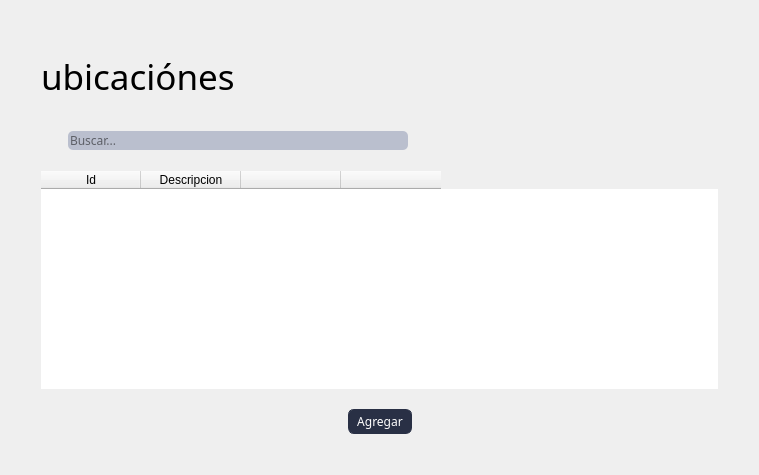
Above: blustock/ui/screens_uis/ubicaciones.ui from MaxAPBusiness/Blustock before the change. Below: the same form after it.
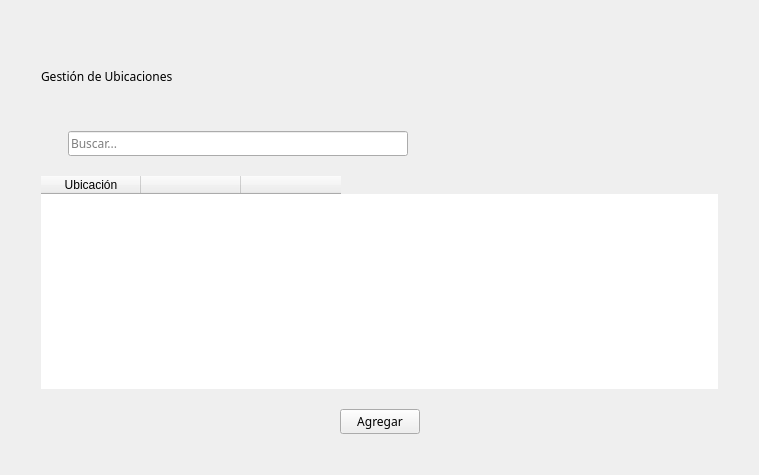
That is the form after the change. Icons and pictures are not drawn.

Commit message: Conecté la pantalla de ubicaciones.

Diff of the .ui file:
```diff
--- a/blustock/ui/screens_uis/ubicaciones.ui
+++ b/blustock/ui/screens_uis/ubicaciones.ui
@@ -14,133 +14,7 @@
    <string>Form</string>
   </property>
   <property name="styleSheet">
-   <string notr="true">*{
-    font-family: 'Oswald', sans-serif;
-    font-weight: 400;
-}
-
-QMenuBar{
-    background-color: #293045;
-    padding: 0;    
-    font-size: 14px;
-    color:white;
-}
-
-QMenuBar:item{
-    padding: 17px;
-    border-radius: 10px;
-
-}
-
-QMenuBar:item:selected{
-    background-color: #768AC5;
-    color:black;
-    border-radius: 5px;
-    margin: 10px;
-    
-    
-
-}
-
-QMenu{
-    background-color: #293045;
-
-    color: white;
-}
-
-QMenu:item{
-    padding: 5px;
-    border-radius: 5px;
-}
-
-QMenu:item:selected{
-    background-color: #768AC5;
-    color:white;
-
-}
-Qmenu#icon{
-   icon:size 40px; 
-    
-}
-
-
-QRadioButton:indicator{
-    border-style: solid;
-    border-color:  #293045;
-    border-radius: 6%;
-    border-width:  2px;
-    background-color: #BABFCE;
-}
-QRadioButton::indicator:checked{
-    background-color: #768AC5;
-}
-
-#label{
-    font-size: 35px;
-}
-
-#usuariosLabel{
-    font-size: 14px;
-}
-
-#contraseALabel{
-    font-size: 14px;
-}
-
-#usuariosLineEdit{
-    width: 170px;
-    height: 20px;
-    border-radius: 10px;
-}
-
-#passwordLineEdit{
-    width: 170px;
-    height: 20px;
-    border-radius: 10px;
-}
-
-#labelprofesores{
-    font-size: 26px;
-}
-
-QLineEdit{
-    border-radius: 5px;
-    background-color: #BABFCE;
-    
-}
-
-#title{
-    width: 100px;
-    height: 200px;
-}
-
-
-
-QPushButton{
-    border-color:#293045;
-    border-style: solid;
-    border-width: 1px;
-    border-radius: 6px;
-    background-color: #293045;
-    color:#ffffff;
-    padding: 3px 8px;
-
-}
-QPushButton:hover{
-    background-color:#768AC5;
-    color:#293045;
-}
-QPushButton:pressed {
-    background-color: #293045;
-
-}
-
-#pushButton_5{
-    padding: 10px;
-    background-color: #768AC5;
-    border-radius: 15%;
-}
-
+   <string notr="true">
 </string>
   </property>
   <layout class="QHBoxLayout" name="horizontalLayout_3">
@@ -178,11 +52,12 @@
        <property name="font">
         <font>
          <family>Oswald</family>
+         <weight>50</weight>
          <bold>false</bold>
         </font>
        </property>
        <property name="text">
-        <string>ubicaciónes</string>
+        <string>Gestión de Ubicaciones</string>
        </property>
       </widget>
      </item>
@@ -227,6 +102,7 @@
          <property name="font">
           <font>
            <family>Oswald</family>
+           <weight>50</weight>
            <bold>false</bold>
           </font>
          </property>
@@ -281,12 +157,7 @@
        </attribute>
        <column>
         <property name="text">
-         <string>Id</string>
-        </property>
-       </column>
-       <column>
-        <property name="text">
-         <string>Descripcion</string>
+         <string>Ubicación</string>
         </property>
        </column>
        <column>
@@ -327,6 +198,7 @@
          <property name="font">
           <font>
            <family>Oswald</family>
+           <weight>50</weight>
            <bold>false</bold>
           </font>
          </property>
```
The commit also changes 4 other files.
